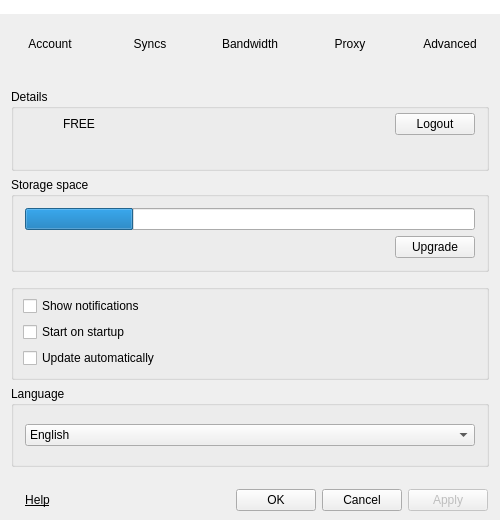
Above: Source/MEGASync/gui/SettingsDialog.ui from meganz/MEGAsync before the change. Below: the same form after it.
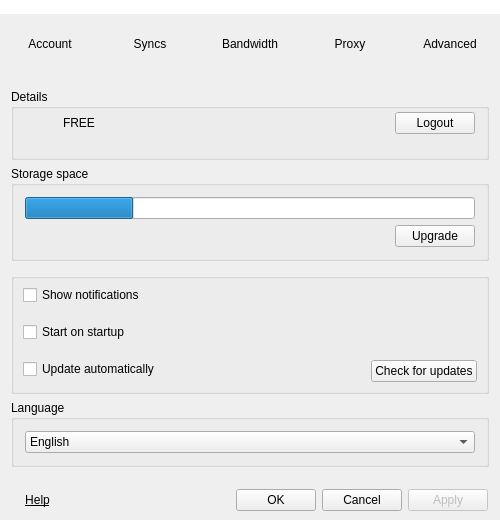
That is the form after the change. The open tabs and pages were chosen to show the change. Icons and pictures are not drawn.

The edit to the form file:
```diff
--- a/Source/MEGASync/gui/SettingsDialog.ui
+++ b/Source/MEGASync/gui/SettingsDialog.ui
@@ -564,7 +564,25 @@
          <property name="title">
           <string/>
          </property>
-         <layout class="QVBoxLayout" name="verticalLayout_3" stretch="0,0,0">
+         <layout class="QVBoxLayout" name="verticalLayout_3" stretch="0">
+          <property name="topMargin">
+           <number>0</number>
+          </property>
+          <property name="bottomMargin">
+           <number>0</number>
+          </property>
+          <item>
+           <widget class="QWidget" name="widget_4" native="true">
+            <layout class="QHBoxLayout" name="horizontalLayout_12">
+             <property name="margin">
+              <number>0</number>
+             </property>
+             <item>
+              <widget class="QWidget" name="widget_5" native="true">
+               <layout class="QVBoxLayout" name="verticalLayout_5">
+                <property name="margin">
+                 <number>0</number>
+                </property>
           <item>
            <widget class="QCheckBox" name="cShowNotifications">
             <property name="text">
@@ -596,6 +614,69 @@
         </widget>
        </item>
        <item>
+              <widget class="QWidget" name="widget_6" native="true">
+               <layout class="QVBoxLayout" name="verticalLayout_15">
+                <property name="leftMargin">
+                 <number>0</number>
+                </property>
+                <property name="topMargin">
+                 <number>0</number>
+                </property>
+                <property name="rightMargin">
+                 <number>0</number>
+                </property>
+                <item>
+                 <spacer name="verticalSpacer_2">
+                  <property name="orientation">
+                   <enum>Qt::Vertical</enum>
+                  </property>
+                  <property name="sizeHint" stdset="0">
+                   <size>
+                    <width>20</width>
+                    <height>40</height>
+                   </size>
+                  </property>
+                 </spacer>
+                </item>
+                <item>
+                 <widget class="QWidget" name="widget_7" native="true">
+                  <layout class="QHBoxLayout" name="horizontalLayout_13">
+                   <property name="margin">
+                    <number>0</number>
+                   </property>
+                   <item>
+                    <spacer name="horizontalSpacer_6">
+                     <property name="orientation">
+                      <enum>Qt::Horizontal</enum>
+                     </property>
+                     <property name="sizeHint" stdset="0">
+                      <size>
+                       <width>40</width>
+                       <height>20</height>
+                      </size>
+                     </property>
+                    </spacer>
+                   </item>
+                   <item>
+                    <widget class="QPushButton" name="bUpdate">
+                     <property name="text">
+                      <string>Check for updates</string>
+                     </property>
+                    </widget>
+                   </item>
+                  </layout>
+                 </widget>
+                </item>
+               </layout>
+              </widget>
+             </item>
+            </layout>
+           </widget>
+          </item>
+         </layout>
+        </widget>
+       </item>
+       <item>
         <widget class="QGroupBox" name="gLanguage">
          <property name="title">
           <string>Language</string>
```
Left out of the diff: 98 changed lines with no effect on the pictures. Lines whose indentation alone changed are shown as unchanged.
